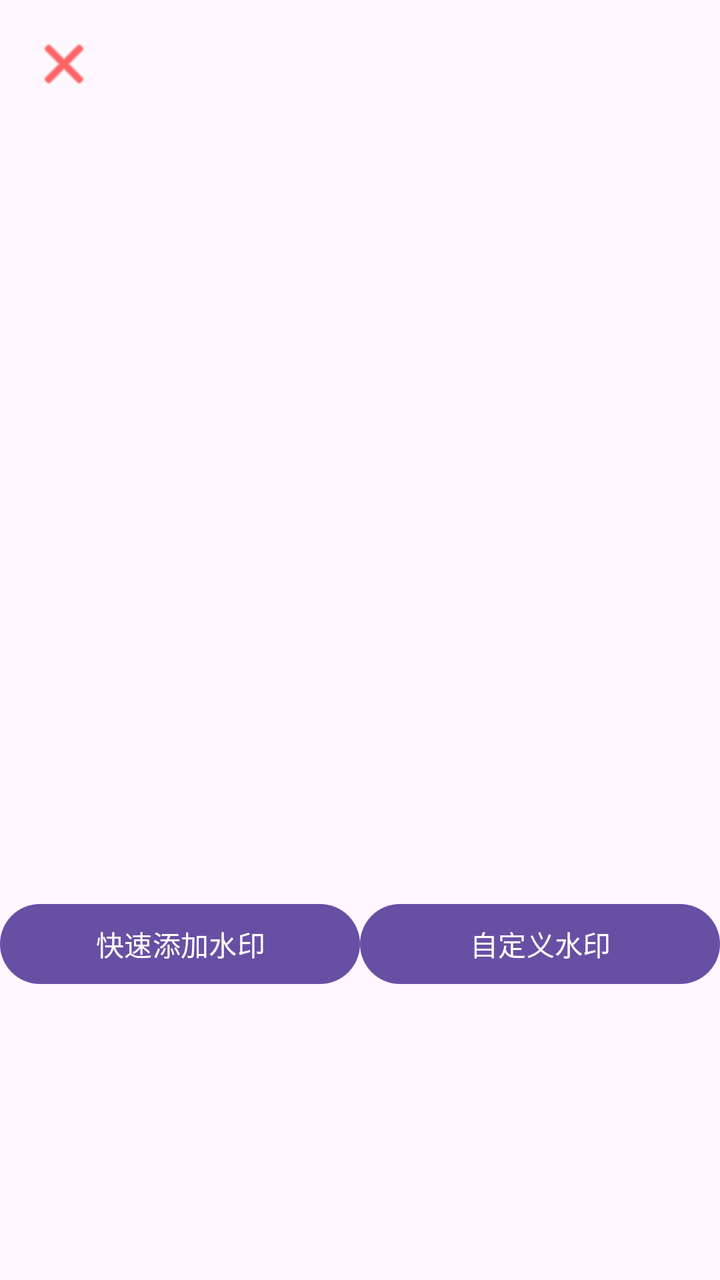
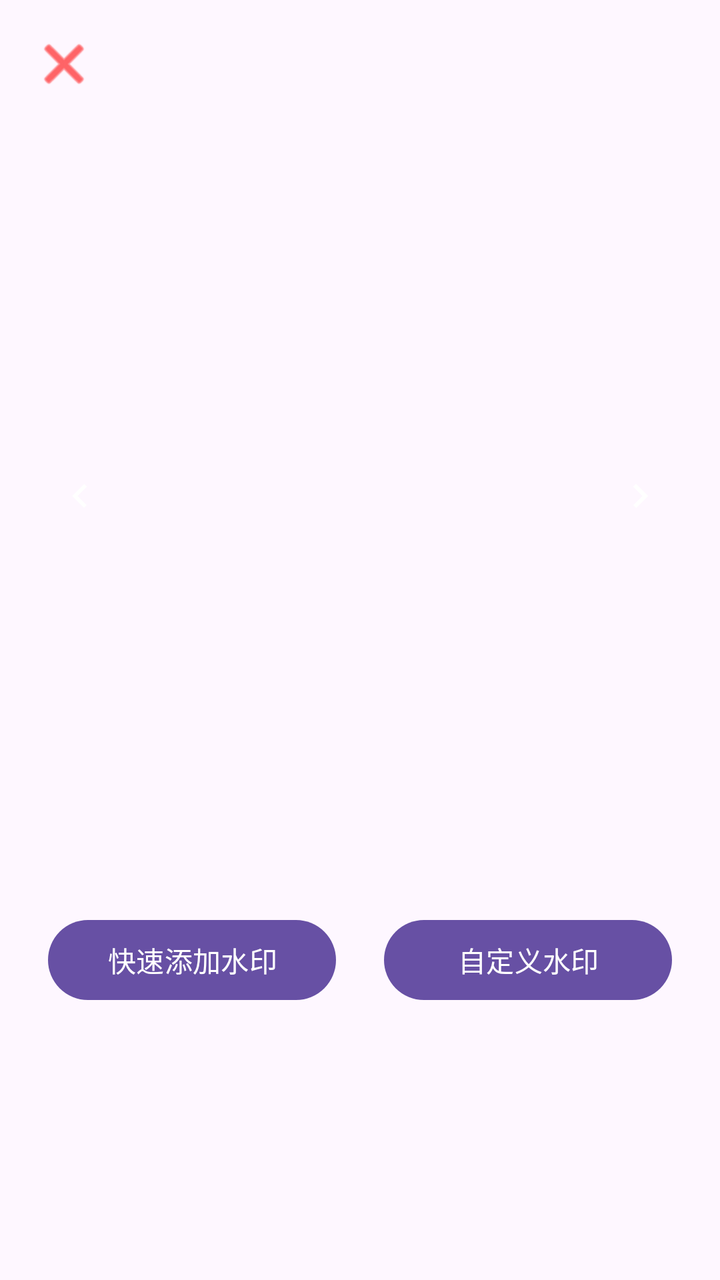

An Android layout rendered at two revisions. The XML below is the earlier revision; the diff shows what the commit changed to produce the second picture.
<!-- AndroidManifest.xml: application theme Theme.PictureMarker -->
<!-- res/layout/activity_watermark.xml -->
<?xml version="1.0" encoding="utf-8"?>

<androidx.constraintlayout.widget.ConstraintLayout xmlns:android="http://schemas.android.com/apk/res/android"
    xmlns:app="http://schemas.android.com/apk/res-auto"
    xmlns:tools="http://schemas.android.com/tools"
    android:layout_width="match_parent"
    android:layout_height="match_parent"
    tools:context=".WatermarkActivity">

    <ImageButton
        android:id="@+id/btnBack"
        style="@android:style/Widget.Holo.Light.ImageButton"
        android:layout_width="wrap_content"
        android:layout_height="wrap_content"
        android:layout_margin="16dp"
        android:background="?attr/selectableItemBackgroundBorderless"
        android:contentDescription="@string/back"
        android:src="@android:drawable/ic_menu_close_clear_cancel"
        app:tint="#FF0101"
        android:visibility="visible"
        app:layout_constraintStart_toStartOf="parent"
        app:layout_constraintTop_toTopOf="parent" />

    <ImageView
        android:id="@+id/ivPreview"
        android:layout_width="0dp"
        android:layout_height="0dp"
        android:scaleType="centerInside"
        app:layout_constraintBottom_toTopOf="@+id/guideline"
        app:layout_constraintEnd_toEndOf="parent"
        app:layout_constraintStart_toStartOf="parent"
        app:layout_constraintTop_toTopOf="parent"
        app:layout_constraintTop_toBottomOf="@+id/btnBack"/>

    <androidx.constraintlayout.widget.Guideline
        android:id="@+id/guideline"
        android:layout_width="wrap_content"
        android:layout_height="wrap_content"
        android:orientation="horizontal"
        app:layout_constraintGuide_percent="0.7" />

    <Button
        android:id="@+id/btnQuickWatermark"
        android:layout_width="0dp"
        android:layout_height="wrap_content"
        android:text="@string/quick_watermark"
        app:layout_constraintEnd_toStartOf="@+id/btnCustomWatermark"
        app:layout_constraintStart_toStartOf="parent"
        app:layout_constraintTop_toTopOf="@+id/guideline" />

    <Button
        android:id="@+id/btnCustomWatermark"
        android:layout_width="0dp"
        android:layout_height="wrap_content"
        android:text="@string/custom_watermark"
        app:layout_constraintEnd_toEndOf="parent"
        app:layout_constraintStart_toEndOf="@+id/btnQuickWatermark"
        app:layout_constraintTop_toTopOf="@+id/guideline" />

</androidx.constraintlayout.widget.ConstraintLayout>
<!-- resources referenced by this layout -->
<resources>
  <string name="back">返回</string>
  <string name="custom_watermark">自定义水印</string>
  <string name="quick_watermark">快速添加水印</string>
  <style name="Theme.PictureMarker" parent="Theme.Material3.DayNight">
          
          
          
      </style>
</resources>

<!-- the commit's change to res/layout/activity_watermark.xml (unified diff, before → after) -->
@@ -17,7 +17,6 @@
         android:contentDescription="@string/back"
         android:src="@android:drawable/ic_menu_close_clear_cancel"
         app:tint="#FF0101"
-        android:visibility="visible"
         app:layout_constraintStart_toStartOf="parent"
         app:layout_constraintTop_toTopOf="parent" />
 
@@ -29,8 +28,31 @@
         app:layout_constraintBottom_toTopOf="@+id/guideline"
         app:layout_constraintEnd_toEndOf="parent"
         app:layout_constraintStart_toStartOf="parent"
-        app:layout_constraintTop_toTopOf="parent"
         app:layout_constraintTop_toBottomOf="@+id/btnBack"/>
+
+    <ImageButton
+        android:id="@+id/btnPrevious"
+        android:layout_width="48dp"
+        android:layout_height="48dp"
+        android:layout_margin="16dp"
+        android:background="?attr/selectableItemBackgroundBorderless"
+        android:src="@drawable/ic_arrow_left"
+        android:contentDescription="上一张"
+        app:layout_constraintBottom_toBottomOf="@+id/ivPreview"
+        app:layout_constraintStart_toStartOf="parent"
+        app:layout_constraintTop_toTopOf="@+id/ivPreview" />
+
+    <ImageButton
+        android:id="@+id/btnNext"
+        android:layout_width="48dp"
+        android:layout_height="48dp"
+        android:layout_margin="16dp"
+        android:background="?attr/selectableItemBackgroundBorderless"
+        android:src="@drawable/ic_arrow_right"
+        android:contentDescription="下一张"
+        app:layout_constraintBottom_toBottomOf="@+id/ivPreview"
+        app:layout_constraintEnd_toEndOf="parent"
+        app:layout_constraintTop_toTopOf="@+id/ivPreview" />
 
     <androidx.constraintlayout.widget.Guideline
         android:id="@+id/guideline"
@@ -43,6 +65,9 @@
         android:id="@+id/btnQuickWatermark"
         android:layout_width="0dp"
         android:layout_height="wrap_content"
+        android:layout_marginStart="24dp"
+        android:layout_marginTop="8dp"
+        android:layout_marginEnd="24dp"
         android:text="@string/quick_watermark"
         app:layout_constraintEnd_toStartOf="@+id/btnCustomWatermark"
         app:layout_constraintStart_toStartOf="parent"
@@ -52,6 +77,8 @@
         android:id="@+id/btnCustomWatermark"
         android:layout_width="0dp"
         android:layout_height="wrap_content"
+        android:layout_marginTop="8dp"
+        android:layout_marginEnd="24dp"
         android:text="@string/custom_watermark"
         app:layout_constraintEnd_toEndOf="parent"
         app:layout_constraintStart_toEndOf="@+id/btnQuickWatermark"
<!-- resource entries referenced after the edit -->
@@ -1,5 +1,27 @@
 <!-- resources referenced by this layout -->
 <resources>
+  <!-- drawable ic_arrow_left (drawable) -->
+  <vector xmlns:android="http://schemas.android.com/apk/res/android"
+      android:width="24dp"
+      android:height="24dp"
+      android:viewportWidth="24"
+      android:viewportHeight="24"
+      android:tint="#FFFFFF">
+      <path
+          android:fillColor="@android:color/white"
+          android:pathData="M15.41,16.58L10.83,12l4.58,-4.59L14,6l-6,6 6,6 1.41,-1.41z"/>
+  </vector>
+  <!-- drawable ic_arrow_right (drawable) -->
+  <vector xmlns:android="http://schemas.android.com/apk/res/android"
+      android:width="24dp"
+      android:height="24dp"
+      android:viewportWidth="24"
+      android:viewportHeight="24"
+      android:tint="#FFFFFF">
+      <path
+          android:fillColor="@android:color/white"
+      android:pathData="M8.59,16.58L13.17,12 8.59,7.41 10,6l6,6 -6,6 -1.41,-1.41z"/>
+  </vector>
   <string name="back">返回</string>
   <string name="custom_watermark">自定义水印</string>
   <string name="quick_watermark">快速添加水印</string>
